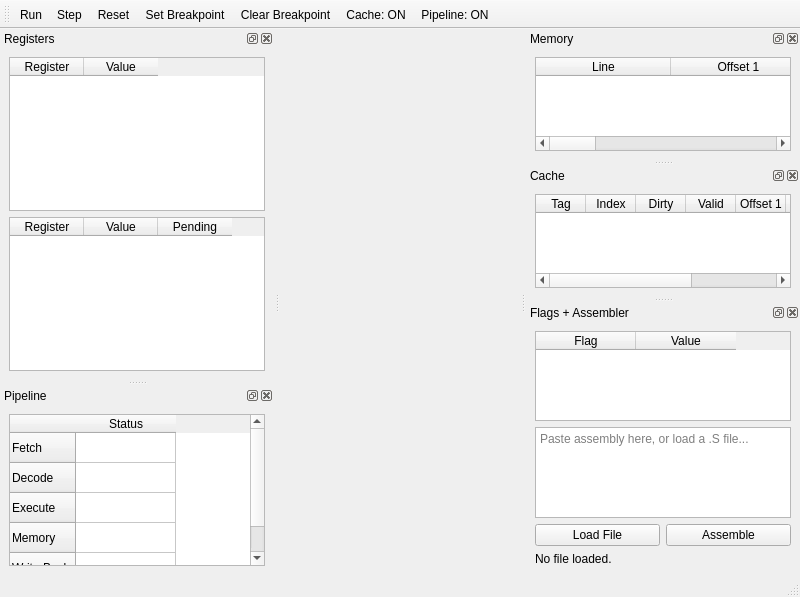
First picture: the form in gui/mainwindow.ui, repository nehaka02/DNA-v32, before the edit.
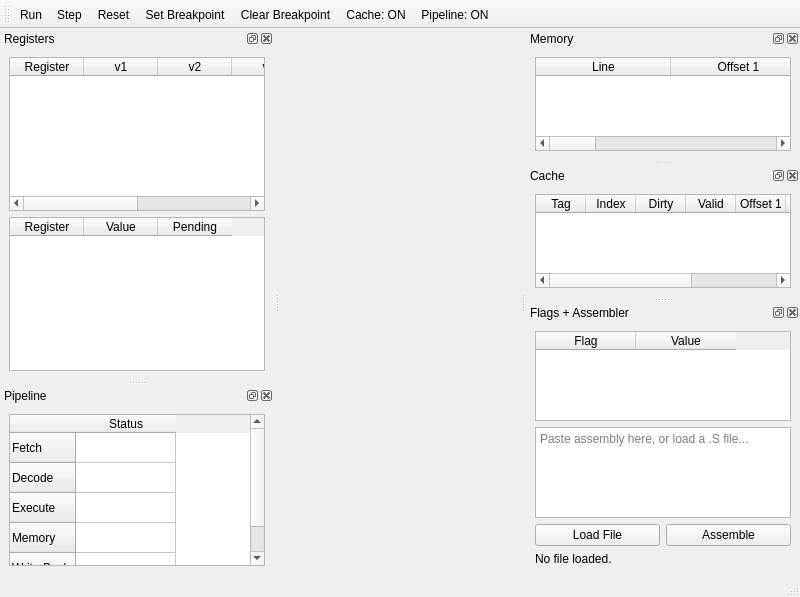
Second picture: the form after the edit.

```diff
--- a/gui/mainwindow.ui
+++ b/gui/mainwindow.ui
@@ -54,7 +54,27 @@
        </column>
        <column>
         <property name="text">
-         <string>Value</string>
+         <string>v1</string>
+        </property>
+       </column>
+       <column>
+        <property name="text">
+         <string>v2</string>
+        </property>
+       </column>
+       <column>
+        <property name="text">
+         <string>v3</string>
+        </property>
+       </column>
+       <column>
+        <property name="text">
+         <string>v4</string>
+        </property>
+       </column>
+       <column>
+        <property name="text">
+         <string>Pending</string>
         </property>
        </column>
       </widget>
```
